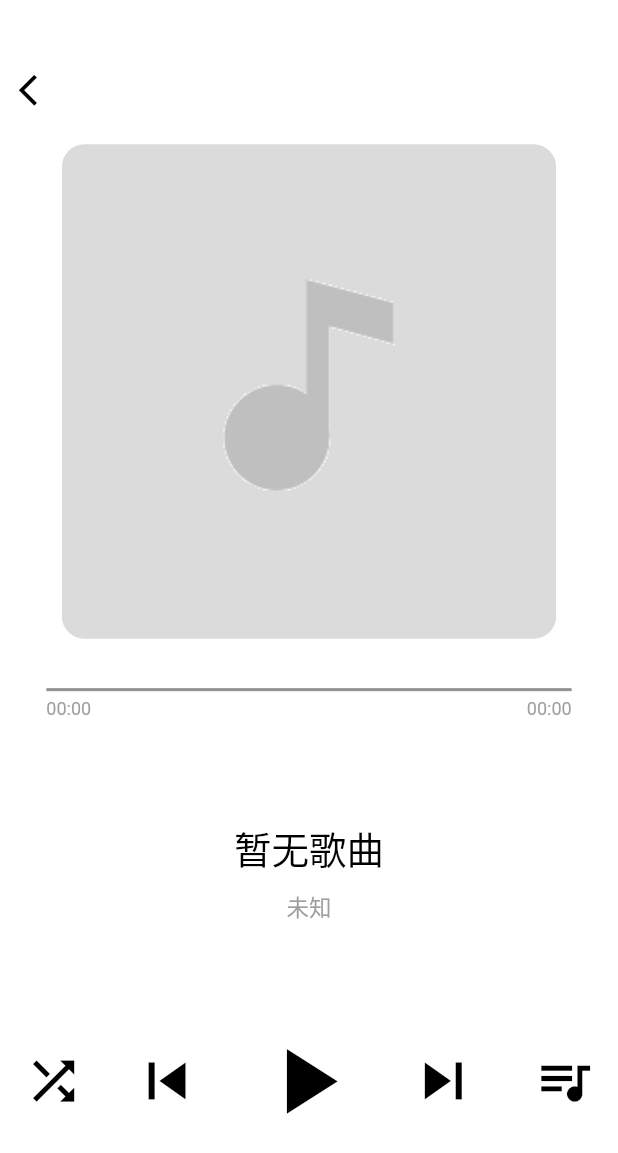
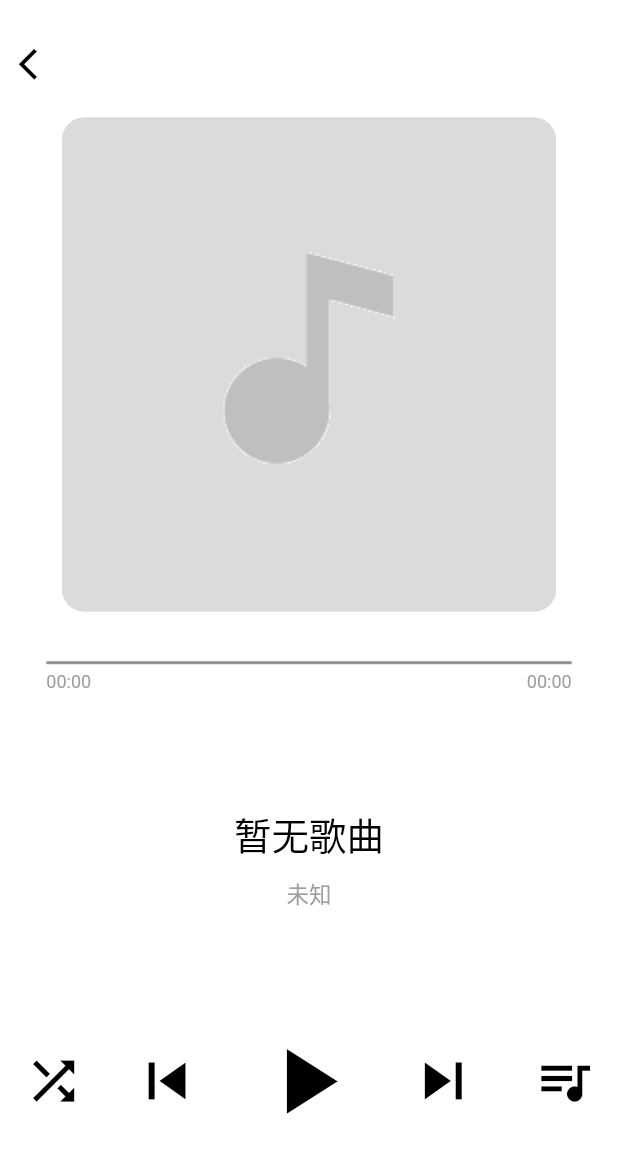
Before and after one commit to WeeStar/Whisper_flutter, a Flutter app: the PlayerView screen opened directly, on a phone screen of 412 x 824 dp. Shown: the top 1153 px of the screen. Run offline on Flutter 3.47's test engine with Material 2 defaults, Android fonts, the phone set to English and light mode, and no system bars; our stand-ins replace audioplayers, cached_network_image, event_bus, flutter_easyrefresh, flutter_spinkit, flutter_swiper and 1 more; missing offline and left inert: flutter_custom_dialog; generated files the repository leaves out were written again; network calls fail; statements that could not run were skipped.

Commit message:
适配大屏

```diff
--- a/lib/view/common_view/common_view.dart
+++ b/lib/view/common_view/common_view.dart
@@ -45,7 +45,8 @@ class CommonView {
   //创建sheet菜单组件
   static buildMenuSheetView(
       BuildContext context, String title, List<MenuSheetItemModel> menuItems) {
-    return Stack(children: <Widget>[
+    return SafeArea(
+        child: Stack(children: <Widget>[
       //背景头部
       Container(
         height: 25,
@@ -83,7 +84,7 @@ class CommonView {
           ],
         ),
       ),
-    ]);
+    ]));
   }
 
   //创建头部
--- a/lib/view/player_view/player_view.dart
+++ b/lib/view/player_view/player_view.dart
@@ -321,7 +321,8 @@ class _PlayerViewState extends State<PlayerView> with TickerProviderStateMixin {
     height = MediaQuery.of(context).size.height;
 
     return Scaffold(
-        body: new Column(
+        body: SafeArea(
+            child: new Column(
       crossAxisAlignment: CrossAxisAlignment.center,
       mainAxisAlignment: MainAxisAlignment.spaceBetween,
       children: [
@@ -329,7 +330,7 @@ class _PlayerViewState extends State<PlayerView> with TickerProviderStateMixin {
         Column(
           children: [
             SizedBox(
-              height: height * 0.04,
+              height: 15,
             ),
             _buildBackBar(context),
 
@@ -374,6 +375,6 @@ class _PlayerViewState extends State<PlayerView> with TickerProviderStateMixin {
           ],
         ),
       ],
-    ));
+    )));
   }
 }
```
